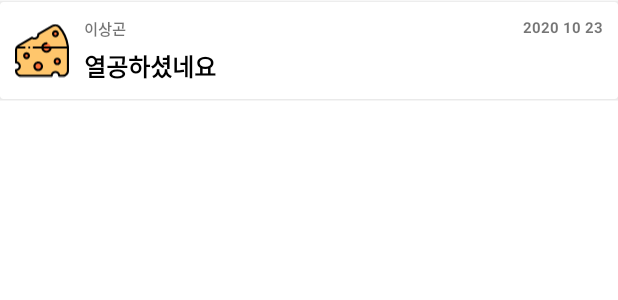
After one commit to GONI95/CheeseTodo, an Android app: the layout layout_comment_item.xml on its own in the app's theme, with its tools: preview values and no code run, on a phone screen of 412 x 824 dp. The commit adds this screen. Shown: the top 300 px of the screen. Run offline under Robolectric (Android 15) with nearby library versions, the phone set to English and light mode, and no system bars.

Commit message:
Create CommentRecyclerView

```diff
--- a/app/src/main/java/sang/gondroid/cheesetodo/domain/model/CommentModel.kt
+++ b/app/src/main/java/sang/gondroid/cheesetodo/domain/model/CommentModel.kt
@@ -6,7 +6,7 @@ data class CommentModel(
     val userName : String,
     val userPhoto : String,
     val userRank : String,
-    val userScore : Number,
+    val userScore : Long,
     val comment : String,
-    val date : Number
+    val date : Long
 ) : BaseModel(id)
--- /dev/null
+++ b/app/src/main/res/layout/layout_comment_item.xml
@@ -0,0 +1,114 @@
+<?xml version="1.0" encoding="utf-8"?>
+<layout xmlns:android="http://schemas.android.com/apk/res/android"
+    xmlns:app="http://schemas.android.com/apk/res-auto"
+    xmlns:tools="http://schemas.android.com/tools">
+
+    <data>
+        <variable
+            name="commentModel"
+            type="sang.gondroid.cheesetodo.domain.model.CommentModel" />
+
+        <import type="sang.gondroid.cheesetodo.util.ExtensionsKt"/>
+    </data>
+
+    <androidx.constraintlayout.widget.ConstraintLayout
+        android:layout_width="match_parent"
+        android:layout_height="wrap_content">
+
+        <androidx.cardview.widget.CardView
+            android:id="@+id/commentCardView"
+            android:layout_width="0dp"
+            android:layout_height="wrap_content"
+            android:layout_marginTop="1dp"
+            android:layout_marginBottom="1dp"
+            android:background="@drawable/bg_border"
+            android:elevation="0dp"
+            app:layout_constraintBottom_toBottomOf="parent"
+            app:layout_constraintEnd_toEndOf="parent"
+            app:layout_constraintStart_toStartOf="parent"
+            app:layout_constraintTop_toTopOf="parent">
+
+            <androidx.constraintlayout.widget.ConstraintLayout
+                android:layout_width="match_parent"
+                android:layout_height="wrap_content">
+
+                <TextView
+                    android:id="@+id/commentValueTextView"
+                    android:layout_width="0dp"
+                    android:layout_height="wrap_content"
+                    android:layout_marginStart="10dp"
+                    android:layout_marginTop="5dp"
+                    android:layout_marginEnd="10dp"
+                    android:layout_marginBottom="10dp"
+                    android:fontFamily="@font/three_dimensional_hatch"
+                    android:text="@{commentModel.comment}"
+                    android:textColor="@color/black"
+                    android:textSize="16sp"
+                    android:textStyle="bold"
+                    android:transitionName="@string/title_transition_name"
+                    app:layout_constraintBottom_toBottomOf="parent"
+                    app:layout_constraintEnd_toEndOf="parent"
+                    app:layout_constraintStart_toEndOf="@+id/commentUserPhotoimageView"
+                    app:layout_constraintTop_toBottomOf="@+id/commentUserNameTextView"
+                    tools:text="열공하셨네요" />
+
+                <TextView
+                    android:id="@+id/commentDateTextView"
+                    android:layout_width="0dp"
+                    android:layout_height="wrap_content"
+                    android:layout_marginStart="10dp"
+                    android:layout_marginTop="10dp"
+                    android:layout_marginEnd="10dp"
+                    android:text="@{ExtensionsKt.toDateFormat(commentModel.date)}"
+                    android:textAlignment="textEnd"
+                    android:textSize="10sp"
+                    android:textStyle="bold"
+                    app:layout_constraintEnd_toEndOf="parent"
+                    app:layout_constraintStart_toStartOf="@+id/verticalGuideline"
+                    app:layout_constraintTop_toTopOf="parent"
+                    tools:text="2020 10 23" />
+
+                <TextView
+                    android:id="@+id/commentUserNameTextView"
+                    android:layout_width="0dp"
+                    android:layout_height="wrap_content"
+                    android:layout_marginStart="10dp"
+                    android:layout_marginTop="10dp"
+                    android:layout_marginEnd="10dp"
+                    android:text="@{commentModel.userName}"
+                    android:textSize="10sp"
+                    android:textStyle="bold"
+                    app:layout_constraintEnd_toStartOf="@+id/verticalGuideline"
+                    app:layout_constraintStart_toEndOf="@+id/commentUserPhotoimageView"
+                    app:layout_constraintTop_toTopOf="parent"
+                    tools:text="이상곤" />
+
+                <ImageView
+                    android:id="@+id/commentUserPhotoimageView"
+                    android:layout_width="wrap_content"
+                    android:layout_height="0dp"
+                    android:layout_marginStart="10dp"
+                    android:layout_marginTop="10dp"
+                    android:layout_marginBottom="10dp"
+                    android:src="@drawable/ic_cheese"
+                    app:imageUrl="@{commentModel.userPhoto}"
+                    app:layout_constraintBottom_toBottomOf="parent"
+                    app:layout_constraintStart_toStartOf="parent"
+                    app:layout_constraintTop_toTopOf="parent"
+                    app:srcCompat="@drawable/ic_cheese" />
+
+
+                <androidx.constraintlayout.widget.Guideline
+                    android:id="@+id/verticalGuideline"
+                    android:layout_width="1dp"
+                    android:layout_height="match_parent"
+                    android:orientation="vertical"
+                    app:layout_constraintGuide_percent="0.54" />
+
+
+            </androidx.constraintlayout.widget.ConstraintLayout>
+        </androidx.cardview.widget.CardView>
+
+    </androidx.constraintlayout.widget.ConstraintLayout>
+
+</layout>
--- a/app/src/main/res/xml/activity_detail_review_xml_commentmotionlayout_scene.xml
+++ b/app/src/main/res/xml/activity_detail_review_xml_commentmotionlayout_scene.xml
@@ -90,7 +90,8 @@
             motion:layout_constraintBottom_toBottomOf="parent"
             motion:layout_constraintEnd_toEndOf="parent"
             motion:layout_constraintStart_toStartOf="parent"
-            motion:layout_constraintTop_toBottomOf="@id/mainContainerLayout"/>
+            motion:layout_constraintTop_toBottomOf="@id/mainContainerLayout"
+            android:layout_marginTop="5dp" />
 
 
     </ConstraintSet>
```
Also changed, not shown: app/src/main/java/sang/gondroid/cheesetodo/presentation/review/DetailReviewActivity.kt (+25 -0 lines), app/src/main/java/sang/gondroid/cheesetodo/widget/base/BaseAdapter.kt (+26 -15 lines), app/src/main/java/sang/gondroid/cheesetodo/widget/review/CommentListener.kt (added, +9 -0 lines), app/src/main/java/sang/gondroid/cheesetodo/widget/review/CommentViewHolder.kt (added, +30 -0 lines), app/src/main/res/layout/activity_detail_review.xml (+6 -4 lines).
